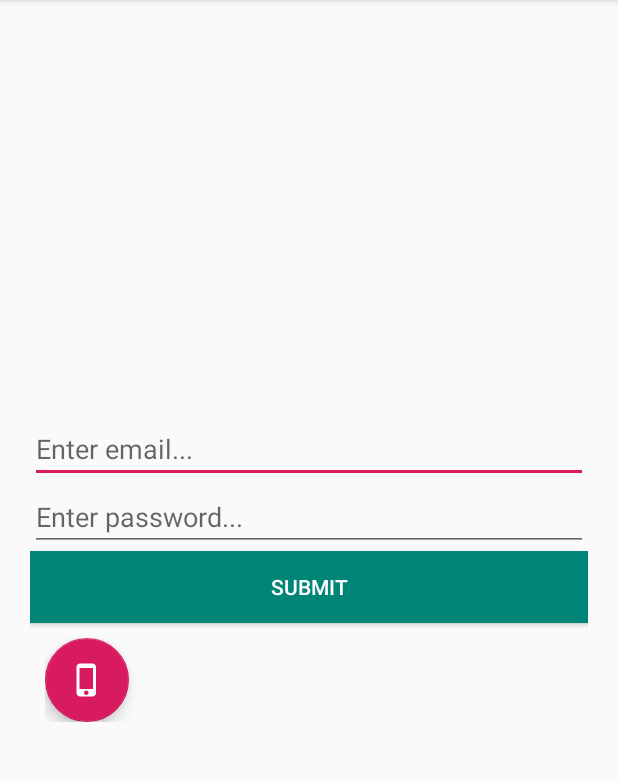
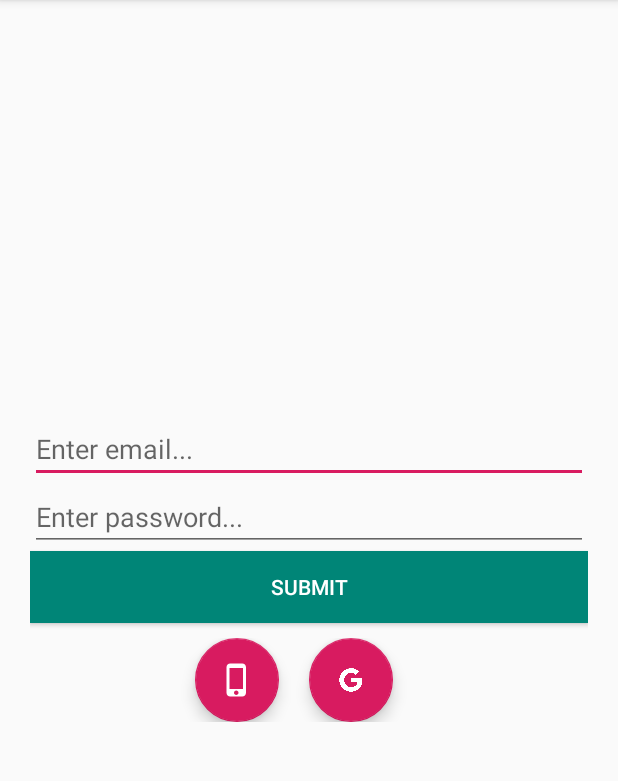
Before and after one commit to khaliqdadmohmand/firebase_auth_android, an Android app: the Login screen opened directly, with no data from a screen before it, on a phone screen of 412 x 824 dp, the part 84-865 px from its top. Run offline under Robolectric (Android 15) with nearby library versions, the phone set to English and light mode, and no system bars; our stand-ins replace Firebase (no records; nobody signed in at launch, a user with empty details on screens opened directly); libraries missing offline, so code that uses them is left out: com.facebook; 2 statements that could not run were skipped.

Commit message:
google login

```diff
--- a/app/src/main/java/com/androidapp/kdtechs/Login.java
+++ b/app/src/main/java/com/androidapp/kdtechs/Login.java
@@ -1,6 +1,7 @@
 package com.androidapp.kdtechs;
 
 import androidx.annotation.NonNull;
+import androidx.annotation.Nullable;
 import androidx.appcompat.app.AppCompatActivity;
 
 import android.content.Intent;
@@ -11,20 +12,34 @@ import android.widget.Button;
 import android.widget.EditText;
 import android.widget.Toast;
 
+import com.facebook.CallbackManager;
+import com.google.android.gms.auth.api.signin.GoogleSignIn;
+import com.google.android.gms.auth.api.signin.GoogleSignInAccount;
+import com.google.android.gms.auth.api.signin.GoogleSignInClient;
+import com.google.android.gms.auth.api.signin.GoogleSignInOptions;
+import com.google.android.gms.common.api.ApiException;
 import com.google.android.gms.tasks.OnCompleteListener;
 import com.google.android.gms.tasks.Task;
 import com.google.android.material.floatingactionbutton.FloatingActionButton;
+import com.google.firebase.auth.AuthCredential;
 import com.google.firebase.auth.AuthResult;
 import com.google.firebase.auth.FirebaseAuth;
 import com.google.firebase.auth.FirebaseUser;
+import com.google.firebase.auth.GoogleAuthProvider;
+
 
 public class Login extends AppCompatActivity {
 
     private FirebaseAuth mAuth;
     Button submit;
     EditText email, pass;
-    FloatingActionButton phoneAuth;
+    FloatingActionButton phoneAuth, googleAuth, facebookAuth;
     String TAG = "KDTECHS";
+
+    private static final int RC_SIGN_IN =9001;
+    private GoogleSignInClient mGoogleSignInClient;
+
+
     @Override
     protected void onCreate(Bundle savedInstanceState) {
         super.onCreate(savedInstanceState);
@@ -34,9 +49,20 @@ public class Login extends AppCompatActivity {
         email = findViewById(R.id.email);
         pass = findViewById(R.id.password);
         phoneAuth = findViewById(R.id.phone_auth);
+        googleAuth = findViewById(R.id.google_auth);
+        facebookAuth = findViewById(R.id.facebook_auth);
+
+        //[Start] on google configuration'
+        GoogleSignInOptions gso = new GoogleSignInOptions.Builder(GoogleSignInOptions.DEFAULT_SIGN_IN)
+                .requestIdToken(getString(R.string.default_web_client_id))
+                .requestEmail()
+                .build();
+        mGoogleSignInClient = GoogleSignIn.getClient(this, gso);
+
+        //[Start] Initializing auth
+        mAuth = FirebaseAuth.getInstance();
 
 
-        mAuth = FirebaseAuth.getInstance();
 
         submit.setOnClickListener(new View.OnClickListener() {
             @Override
@@ -58,6 +84,21 @@ public class Login extends AppCompatActivity {
             public void onClick(View view) {
                 Intent in = new Intent(Login.this, PhoneAuthentication.class);
                 startActivity(in);
+            }
+        });
+
+        googleAuth.setOnClickListener(new View.OnClickListener() {
+            @Override
+            public void onClick(View view) {
+                Intent intent = mGoogleSignInClient.getSignInIntent();
+                startActivityForResult(intent, RC_SIGN_IN);
+            }
+        });
+
+        facebookAuth.setOnClickListener(new View.OnClickListener() {
+            @Override
+            public void onClick(View view) {
+
             }
         });
 
@@ -87,5 +128,42 @@ public class Login extends AppCompatActivity {
     }
 
 
+    @Override
+    protected void onActivityResult(int requestCode, int resultCode, @Nullable Intent data) {
+        super.onActivityResult(requestCode, resultCode, data);
+
+        //result returned from launching the intent from google sign in api
+        if(requestCode ==RC_SIGN_IN){
+            Task<GoogleSignInAccount> task = GoogleSignIn.getSignedInAccountFromIntent(data);
+            try{
+                // google sign in was successful
+                GoogleSignInAccount account = task.getResult(ApiException.class);
+                firebaseAuthWithGoogle(account.getIdToken());
+
+            }
+            catch (ApiException e){e.printStackTrace();}
+        }
+    }
+
+    private void firebaseAuthWithGoogle(String idToken) {
+
+        AuthCredential credential = GoogleAuthProvider.getCredential(idToken, null);
+        mAuth.signInWithCredential(credential)
+                .addOnCompleteListener(this, new OnCompleteListener<AuthResult>() {
+                    @Override
+                    public void onComplete(@NonNull Task<AuthResult> task) {
+                        if(task.isSuccessful()){
+                            Toast.makeText(Login.this, "Success!", Toast.LENGTH_SHORT).show();
+                            Intent in = new Intent(Login.this, Home.class);
+                            startActivity(in);
+                        }
+                        else {
+                            Toast.makeText(Login.this, "Login Failed=>"+task.getException(), Toast.LENGTH_SHORT).show();
+                        }
+                    }
+                });
+    }
+
+
 
 }
--- a/app/src/main/res/layout/activity_login.xml
+++ b/app/src/main/res/layout/activity_login.xml
@@ -34,6 +34,7 @@
         android:layout_width="match_parent"
         android:layout_height="wrap_content"
         android:padding="10dp"
+        android:gravity="center"
         android:orientation="horizontal">
 
         <com.google.android.material.floatingactionbutton.FloatingActionButton
@@ -42,6 +43,17 @@
             android:src="@drawable/phone"
             android:id="@+id/phone_auth"
             android:tint="@android:color/white"/>
+
+
+        <com.google.android.material.floatingactionbutton.FloatingActionButton
+            android:layout_width="wrap_content"
+            android:layout_height="wrap_content"
+            android:layout_marginHorizontal="20dp"
+            android:src="@drawable/google"
+            android:id="@+id/google_auth"
+            android:tint="@android:color/white"/>
+
+
     </LinearLayout>
 
 
--- a/app/src/main/res/values/strings.xml
+++ b/app/src/main/res/values/strings.xml
@@ -1,3 +1,4 @@
 <resources>
     <string name="app_name">KdTechs</string>
+
 </resources>
```
Also changed, not shown: app/build.gradle (+5 -2 lines), app/src/main/res/drawable/facebook.png (added), app/src/main/res/drawable/google.png (added).
